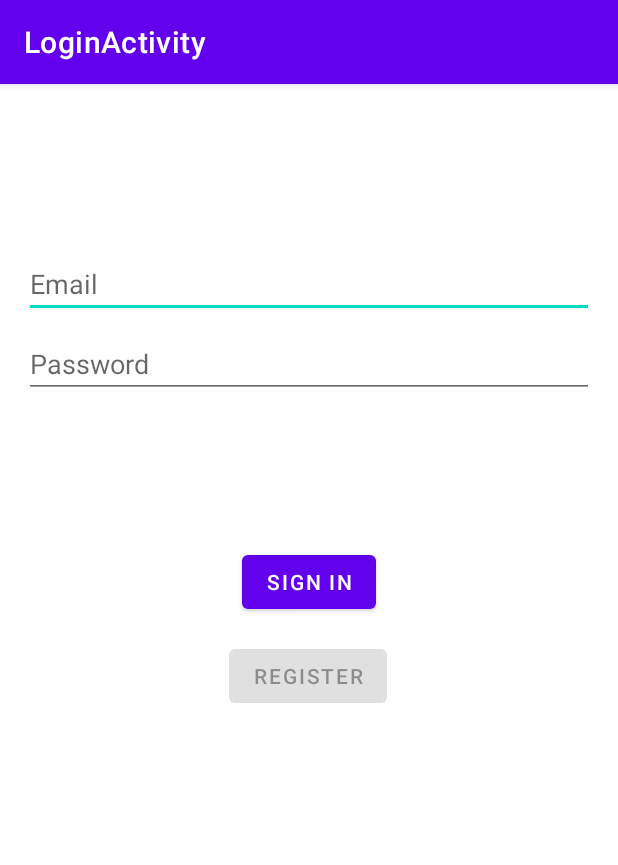
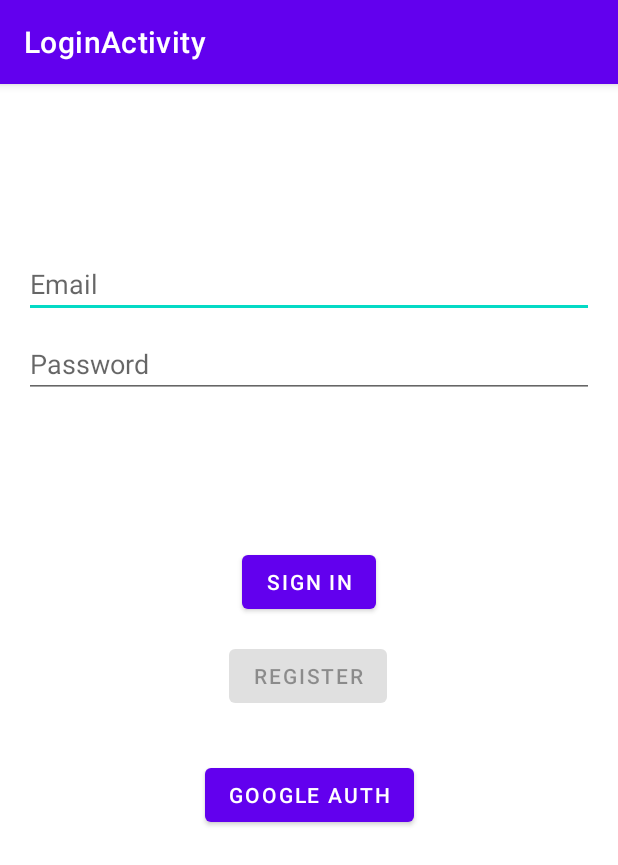
Before and after one commit to VadimKirillov/MyApp, an Android app: the screen it shows after launch (LoginActivity), on a phone screen of 412 x 824 dp. Shown: the top 865 px of the screen. Run offline under Robolectric (Android 15) with nearby library versions, the phone set to English and light mode, and no system bars.

Commit message:
Google Auth

```diff
--- a/app/build.gradle
+++ b/app/build.gradle
@@ -83,6 +83,8 @@ dependencies {
     implementation 'com.google.code.gson:gson:2.8.5'
     implementation 'com.squareup.retrofit2:retrofit:2.4.0'
     implementation 'com.squareup.retrofit2:converter-gson:2.4.0'
+
+    implementation 'com.google.android.gms:play-services-auth:20.5.0'
 }
 
 apollo {
--- a/app/src/main/java/com/example/myapp/ui/login/LoginViewModel.kt
+++ b/app/src/main/java/com/example/myapp/ui/login/LoginViewModel.kt
@@ -35,10 +35,13 @@ class LoginViewModel(private val loginRepository: AuthRepository) : ViewModel()
 
         }
 
-    fun register(login: String, password: String) {
+    fun register(login: String, password: String, skipUpdate: Boolean = false) {
         CoroutineScope(Dispatchers.Main).launch {
             val result = withContext(Dispatchers.Default) {
                 loginRepository.register(login, password)
+            }
+            if (skipUpdate) {
+                return@launch;
             }
             if (result is Result.Success) {
                 _loginResult.value = LoginResult()
--- a/app/src/main/res/layout/activity_login.xml
+++ b/app/src/main/res/layout/activity_login.xml
@@ -67,6 +67,20 @@
         app:layout_constraintTop_toBottomOf="@+id/buttonLogin"
         app:layout_constraintVertical_bias="0.051" />
 
+    <Button
+        android:id="@+id/buttonGoogleAuth"
+        android:layout_width="wrap_content"
+        android:layout_height="wrap_content"
+        android:layout_gravity="start"
+        android:layout_marginBottom="64dp"
+        android:enabled="true"
+        android:text="@string/action_google_auth"
+        app:layout_constraintBottom_toBottomOf="parent"
+        app:layout_constraintEnd_toEndOf="parent"
+        app:layout_constraintStart_toStartOf="parent"
+        app:layout_constraintTop_toBottomOf="@+id/buttonRegister"
+        app:layout_constraintVertical_bias="0.143" />
+
     <ProgressBar
         android:id="@+id/loading"
         android:layout_width="wrap_content"
--- a/app/src/main/res/values/strings.xml
+++ b/app/src/main/res/values/strings.xml
@@ -21,6 +21,7 @@
     <string name="prompt_email">Email</string>
     <string name="prompt_password">Password</string>
     <string name="action_register">Register</string>
+    <string name="action_google_auth">Google Auth</string>
     <string name="action_sign">Sign in</string>
     <string name="action_sign_in">Sign in</string>
     <string name="action_sign_in_short">Sign in</string>
```
Also changed, not shown: app/src/main/java/com/example/myapp/ui/login/LoginActivity.kt (+45 -1 lines).
